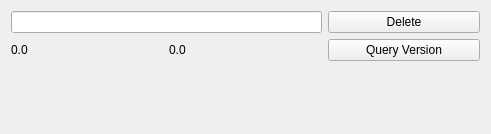
Qt form PressPlateTool/ui/expand/expandtile.ui (CGinMax/ProtocolTools) before a commit.
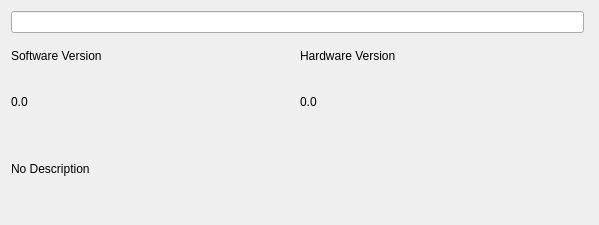
The same form after that commit.

```diff
--- a/PressPlateTool/ui/expand/expandtile.ui
+++ b/PressPlateTool/ui/expand/expandtile.ui
@@ -6,8 +6,8 @@
    <rect>
     <x>0</x>
     <y>0</y>
-    <width>491</width>
-    <height>134</height>
+    <width>599</width>
+    <height>225</height>
    </rect>
   </property>
   <property name="sizePolicy">
@@ -16,8 +16,39 @@
     <verstretch>0</verstretch>
    </sizepolicy>
   </property>
-  <layout class="QGridLayout" name="gridLayout">
+  <layout class="QGridLayout" name="mainLayout" rowstretch="0,0,1,1">
+   <property name="horizontalSpacing">
+    <number>4</number>
+   </property>
+   <property name="verticalSpacing">
+    <number>0</number>
+   </property>
+   <item row="0" column="0" rowspan="2">
+    <widget class="QLineEdit" name="editTitle"/>
+   </item>
    <item row="2" column="0">
+    <layout class="QGridLayout" name="gridLayout">
+     <property name="horizontalSpacing">
+      <number>4</number>
+     </property>
+     <property name="verticalSpacing">
+      <number>2</number>
+     </property>
+     <item row="0" column="0">
+      <widget class="QLabel" name="txtSVTile">
+       <property name="text">
+        <string>Software Version</string>
+       </property>
+      </widget>
+     </item>
+     <item row="0" column="1">
+      <widget class="QLabel" name="txtHVTitle">
+       <property name="text">
+        <string>Hardware Version</string>
+       </property>
+      </widget>
+     </item>
+     <item row="1" column="0">
     <widget class="QLabel" name="txtHardwareVer">
      <property name="toolTip">
       <string>Hardware Version</string>
@@ -27,7 +58,7 @@
      </property>
     </widget>
    </item>
-   <item row="2" column="1">
+     <item row="1" column="1">
     <widget class="QLabel" name="txtSoftwareVer">
      <property name="toolTip">
       <string>Software Version</string>
@@ -37,36 +68,21 @@
      </property>
     </widget>
    </item>
-   <item row="2" column="2">
-    <widget class="QPushButton" name="btnQueryVersion">
-     <property name="text">
-      <string>Query Version</string>
-     </property>
-    </widget>
+    </layout>
    </item>
-   <item row="0" column="0" colspan="2">
-    <widget class="QLineEdit" name="editTitle"/>
-   </item>
-   <item row="3" column="0" colspan="3">
+   <item row="3" column="0" colspan="2">
     <widget class="QLabel" name="txtProductDesc">
      <property name="toolTip">
       <string>Product Description</string>
      </property>
      <property name="text">
-      <string/>
+      <string>No Description</string>
      </property>
      <property name="wordWrap">
       <bool>true</bool>
      </property>
     </widget>
    </item>
-   <item row="0" column="2">
-    <widget class="QPushButton" name="btnDelete">
-     <property name="text">
-      <string>Delete</string>
-     </property>
-    </widget>
-   </item>
   </layout>
  </widget>
  <resources/>
```
Lines whose indentation alone changed are shown as unchanged.
